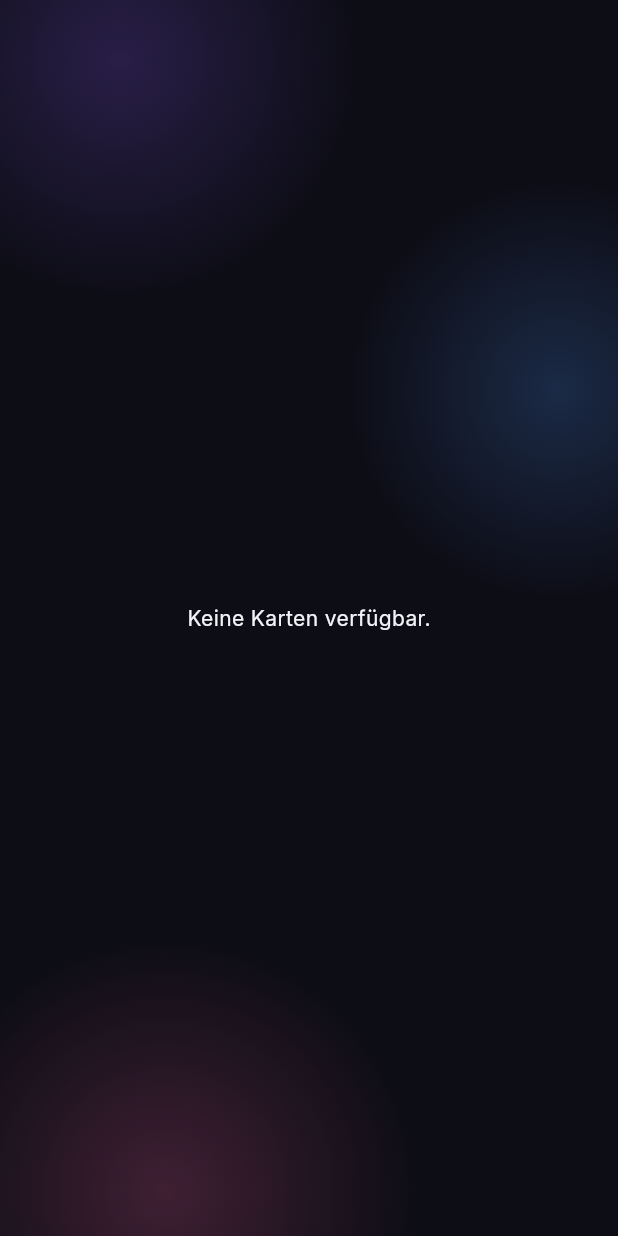
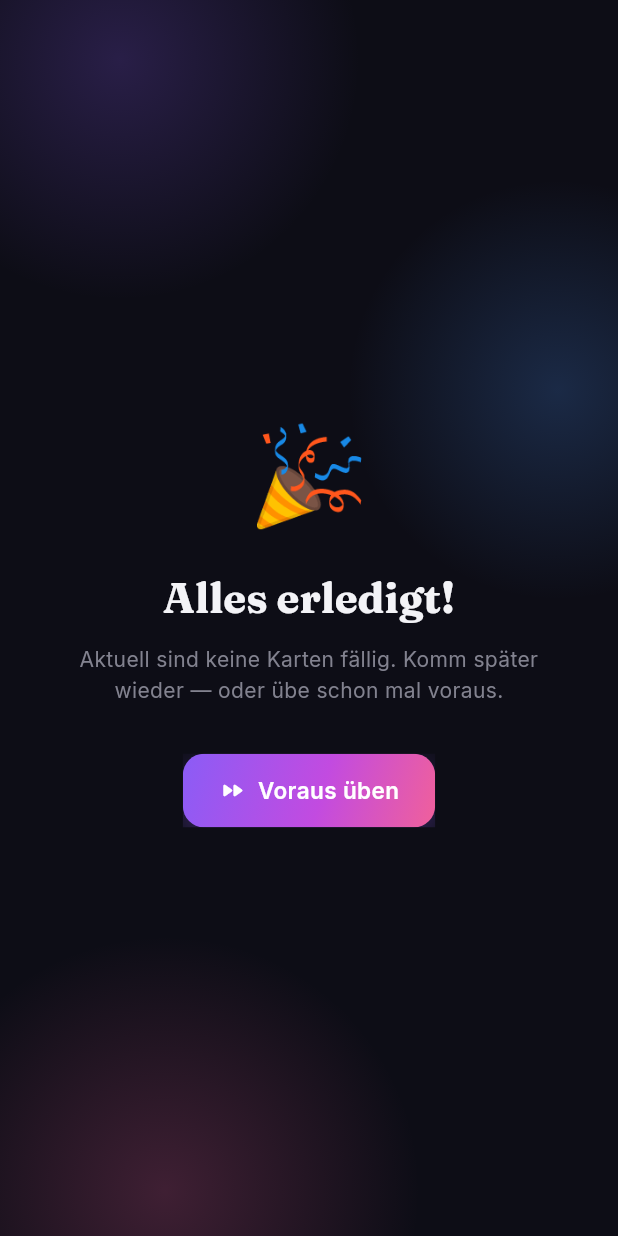
Before and after one commit to tounsii007/dialekt-lernen, a Flutter app: the LernenScreen widget shown alone on an empty page, opened directly, on a phone screen of 412 x 824 dp. Run offline on Flutter 3.47's test engine with Material 3 defaults, Android fonts, the phone set to English and light mode, and no system bars; our stand-ins replace flutter_native_splash, flutter_tts, google_fonts, shared_preferences; accounts and stored records are empty.

Commit message:
feat(mobile): spaced-repetition learning (SM-2)
Port the web SM-2 algorithm (js/store/srs.js) to a persistent SrsStore:
per-card easiness factor, reps, interval, due date and lapses, saved as JSON
via shared_preferences. Rework the Lernen tab into a real review session —
due cards first (then new), flip to reveal, then rate Schwer/Mittel/Leicht
which schedules the next review; a summary shows progress and remaining due
count with a "study ahead" option when nothing is due.

Adds 9 SM-2 unit tests (interval progression, lapse reset, EF clamp/drift,
persistence, due/learned counts). flutter analyze clean; 55 tests pass.

Co-Authored-By: Claude Opus 4.7 <noreply@anthropic.com>

```diff
--- /dev/null
+++ b/mobile/lib/data/srs_store.dart
@@ -0,0 +1,163 @@
+import 'dart:convert';
+import 'dart:math' as math;
+
+import 'package:flutter/foundation.dart';
+import 'package:shared_preferences/shared_preferences.dart';
+
+/// SM-2 Spaced-Repetition pro Karte — portiert von js/store/srs.js.
+/// Persistiert als JSON-Map { "dialektId.ausdruckId": {ef,reps,interval,due,lapses,last} }.
+
+const int ratingHard = 1;
+const int ratingMed = 2;
+const int ratingEasy = 3;
+
+class CardSrs {
+  CardSrs({
+    required this.ef,
+    required this.reps,
+    required this.interval,
+    required this.due,
+    required this.lapses,
+    required this.last,
+  });
+
+  double ef;
+  int reps;
+  int interval; // Tage
+  int due; // Epoch-ms des nächsten Reviews
+  int lapses;
+  int last;
+
+  Map<String, dynamic> toJson() => {
+        'ef': ef,
+        'reps': reps,
+        'interval': interval,
+        'due': due,
+        'lapses': lapses,
+        'last': last,
+      };
+
+  factory CardSrs.fromJson(Map<String, dynamic> j) => CardSrs(
+        ef: (j['ef'] as num?)?.toDouble() ?? SrsStore.initEf,
+        reps: (j['reps'] as num?)?.toInt() ?? 0,
+        interval: (j['interval'] as num?)?.toInt() ?? 0,
+        due: (j['due'] as num?)?.toInt() ?? 0,
+        lapses: (j['lapses'] as num?)?.toInt() ?? 0,
+        last: (j['last'] as num?)?.toInt() ?? 0,
+      );
+}
+
+class SrsStore extends ChangeNotifier {
+  SrsStore._();
+  static final SrsStore instance = SrsStore._();
+
+  static const String _prefsKey = 'dialekto.srs';
+  static const double initEf = 2.5;
+  static const double minEf = 1.3;
+  static const int dayMs = 86400000;
+
+  final Map<String, CardSrs> _cards = {};
+  bool _loaded = false;
+
+  bool get isLoaded => _loaded;
+  int get learnedCount => _cards.values.where((c) => c.reps >= 1).length;
+  int get reviewedTotal => _cards.length;
+
+  CardSrs? get(String key) => _cards[key];
+
+  /// Eine Karte ist fällig, wenn sie neu ist (kein Record) oder ihr due-Datum
+  /// erreicht wurde.
+  bool isDue(String key, [int? nowMs]) {
+    final c = _cards[key];
+    if (c == null) return true;
+    return c.due <= (nowMs ?? DateTime.now().millisecondsSinceEpoch);
+  }
+
+  bool isNew(String key) => !_cards.containsKey(key);
+
+  int dueCount(Iterable<String> keys) {
+    final now = DateTime.now().millisecondsSinceEpoch;
+    return keys.where((k) => isDue(k, now)).length;
+  }
+
+  Future<void> load() async {
+    if (_loaded) return;
+    final prefs = await SharedPreferences.getInstance();
+    final raw = prefs.getString(_prefsKey);
+    if (raw != null && raw.isNotEmpty) {
+      try {
+        final map = json.decode(raw) as Map<String, dynamic>;
+        _cards.clear();
+        map.forEach((k, v) {
+          _cards[k] = CardSrs.fromJson(v as Map<String, dynamic>);
+        });
+      } catch (_) {
+        // Korrupte Daten ignorieren — Lernstand startet leer.
+      }
+    }
+    _loaded = true;
+    notifyListeners();
+  }
+
+  static int _quality(int rating) => switch (rating) {
+        ratingEasy => 5,
+        ratingMed => 3,
+        _ => 2,
+      };
+
+  /// Wendet SM-2 an, plant die nächste Fälligkeit und persistiert.
+  Future<CardSrs> review(String key, int rating) async {
+    final q = _quality(rating);
+    final prev = _cards[key] ??
+        CardSrs(ef: initEf, reps: 0, interval: 0, due: 0, lapses: 0, last: 0);
+
+    var ef = prev.ef;
+    var reps = prev.reps;
+    var interval = prev.interval;
+    var lapses = prev.lapses;
+
+    if (q < 3) {
+      reps = 0;
+      interval = 1;
+      lapses += 1;
+    } else {
+      reps += 1;
+      if (reps == 1) {
+        interval = 1;
+      } else if (reps == 2) {
+        interval = 6;
+      } else {
+        interval = math.max(1, (interval * ef).round());
+      }
+    }
+    ef = ef + (0.1 - (5 - q) * (0.08 + (5 - q) * 0.02));
+    if (ef < minEf) ef = minEf;
+
+    final now = DateTime.now().millisecondsSinceEpoch;
+    final record = CardSrs(
+      ef: double.parse(ef.toStringAsFixed(3)),
+      reps: reps,
+      interval: interval,
+      due: now + interval * dayMs,
+      lapses: lapses,
+      last: now,
+    );
+    _cards[key] = record;
+    notifyListeners();
+    await _persist();
+    return record;
+  }
+
+  Future<void> _persist() async {
+    final prefs = await SharedPreferences.getInstance();
+    final map = <String, dynamic>{};
+    _cards.forEach((k, v) => map[k] = v.toJson());
+    await prefs.setString(_prefsKey, json.encode(map));
+  }
+
+  @visibleForTesting
+  void debugReset() {
+    _cards.clear();
+    _loaded = false;
+  }
+}
--- a/mobile/lib/screens/lernen_screen.dart
+++ b/mobile/lib/screens/lernen_screen.dart
@@ -4,10 +4,15 @@ import 'package:flutter/material.dart';
 
 import '../data/models.dart';
 import '../data/repository.dart';
+import '../data/srs_store.dart';
 import '../theme/app_theme.dart';
 import '../widgets/aurora_background.dart';
 import '../widgets/gradient_button.dart';
 import '../widgets/speak_button.dart';
+
+const int _kSessionSize = 20;
+
+typedef _Card = ({Dialekt dialekt, Ausdruck ausdruck, String key});
 
 class LernenScreen extends StatefulWidget {
   const LernenScreen({super.key});
@@ -19,9 +24,12 @@ class LernenScreen extends StatefulWidget {
 class _LernenScreenState extends State<LernenScreen>
     with SingleTickerProviderStateMixin {
   late final AnimationController _flip;
-  late final List<({Dialekt dialekt, Ausdruck ausdruck})> _cards;
+  List<_Card> _session = [];
   int _index = 0;
   bool _showBack = false;
+  bool _finished = false;
+  bool _studyAhead = false;
+  final Map<int, int> _ratings = {}; // rating -> count
 
   @override
   void initState() {
@@ -30,17 +38,49 @@ class _LernenScreenState extends State<LernenScreen>
       vsync: this,
       duration: const Duration(milliseconds: 420),
     );
-    final all = List<({Dialekt dialekt, Ausdruck ausdruck})>.from(
-      DialektRepository.instance.alleMitDialekt,
-    );
-    all.shuffle(math.Random());
-    _cards = all.take(30).toList();
+    _buildSession();
   }
 
   @override
   void dispose() {
     _flip.dispose();
     super.dispose();
+  }
+
+  void _buildSession({bool studyAhead = false}) {
+    final srs = SrsStore.instance;
+    final now = DateTime.now().millisecondsSinceEpoch;
+    final all = <_Card>[
+      for (final p in DialektRepository.instance.alleMitDialekt)
+        (
+          dialekt: p.dialekt,
+          ausdruck: p.ausdruck,
+          key: '${p.dialekt.id}.${p.ausdruck.id}',
+        ),
+    ];
+
+    List<_Card> pool;
+    if (studyAhead) {
+      pool = List.of(all)..shuffle(math.Random());
+    } else {
+      // Fällige zuerst (nach due sortiert), dann neue Karten.
+      final due = all.where((c) => !srs.isNew(c.key) && srs.isDue(c.key, now)).toList()
+        ..sort((a, b) =>
+            (srs.get(a.key)?.due ?? 0).compareTo(srs.get(b.key)?.due ?? 0));
+      final fresh = all.where((c) => srs.isNew(c.key)).toList()
+        ..shuffle(math.Random());
+      pool = [...due, ...fresh];
+    }
+
+    setState(() {
+      _session = pool.take(_kSessionSize).toList();
+      _index = 0;
+      _showBack = false;
+      _finished = _session.isEmpty;
+      _studyAhead = studyAhead;
+      _ratings.clear();
+    });
+    _flip.reset();
   }
 
   void _toggle() {
@@ -52,31 +92,38 @@ class _LernenScreenState extends State<LernenScreen>
     }
   }
 
-  void _next() {
-    if (_cards.isEmpty) return;
+  Future<void> _rate(int rating) async {
+    final card = _session[_index];
+    await SrsStore.instance.review(card.key, rating);
+    _ratings.update(rating, (v) => v + 1, ifAbsent: () => 1);
+    if (_index + 1 >= _session.length) {
+      setState(() => _finished = true);
+      return;
+    }
     setState(() {
-      _index = (_index + 1) % _cards.length;
+      _index++;
       _showBack = false;
     });
-    _flip.reverse();
+    _flip.reset();
   }
 
   @override
   Widget build(BuildContext context) {
-    final surfaces = AppSurfaces.of(context);
-
-    if (_cards.isEmpty) {
-      return const AuroraBackground(
-        child: Center(child: Text('Keine Karten verfügbar.')),
+    if (_finished) {
+      return AuroraBackground(
+        child: SafeArea(child: _buildSummary(context)),
+      );
+    }
+    return AuroraBackground(
+      child: SafeArea(bottom: false, child: _buildSessionView(context)),
     );
   }
 
-    final card = _cards[_index];
+  Widget _buildSessionView(BuildContext context) {
+    final surfaces = AppSurfaces.of(context);
+    final card = _session[_index];
 
-    return AuroraBackground(
-      child: SafeArea(
-        bottom: false,
-        child: Padding(
+    return Padding(
       padding: const EdgeInsets.fromLTRB(
         AppSpacing.x5,
         AppSpacing.x5,
@@ -87,20 +134,30 @@ class _LernenScreenState extends State<LernenScreen>
         children: [
           Row(
             children: [
-                  Text('🃏 Karteikarten',
+              Text('🃏 Lernen',
                   style: Theme.of(context).textTheme.headlineMedium
                       ?.copyWith(fontSize: 24)),
               const Spacer(),
               SpeakButton(
                 text: card.ausdruck.ausdruck,
                 lang: card.dialekt.lang,
-                    size: 22,
               ),
-                  Text('${_index + 1} / ${_cards.length}',
+              Text('${_index + 1} / ${_session.length}',
                   style: TextStyle(color: surfaces.textMuted)),
             ],
           ),
-              const SizedBox(height: AppSpacing.x5),
+          const SizedBox(height: AppSpacing.x3),
+          Row(
+            children: [
+              Text(card.dialekt.flag, style: const TextStyle(fontSize: 16)),
+              const SizedBox(width: 6),
+              Text(
+                _studyAhead ? '${card.dialekt.name} · Üben' : card.dialekt.name,
+                style: TextStyle(color: card.dialekt.color, fontSize: 13),
+              ),
+            ],
+          ),
+          const SizedBox(height: AppSpacing.x4),
           Expanded(
             child: Center(
               child: GestureDetector(
@@ -140,30 +197,122 @@ class _LernenScreenState extends State<LernenScreen>
               ),
             ),
           ),
-              const SizedBox(height: AppSpacing.x5),
+          const SizedBox(height: AppSpacing.x4),
+          if (!_showBack)
+            GradientButton(
+              label: 'Aufdecken',
+              icon: Icons.visibility_rounded,
+              expand: true,
+              onPressed: _toggle,
+            )
+          else
             Row(
               children: [
-                  Expanded(
-                    child: GradientButton(
-                      label: _showBack ? 'Umdrehen' : 'Aufdecken',
-                      variant: BtnVariant.secondary,
-                      icon: Icons.flip_rounded,
-                      expand: true,
-                      onPressed: _toggle,
+                _RateButton(
+                  label: 'Schwer',
+                  color: AppColors.danger,
+                  onTap: () => _rate(ratingHard),
                 ),
+                const SizedBox(width: AppSpacing.x2),
+                _RateButton(
+                  label: 'Mittel',
+                  color: AppColors.warning,
+                  onTap: () => _rate(ratingMed),
                 ),
-                  const SizedBox(width: AppSpacing.x3),
-                  Expanded(
-                    child: GradientButton(
-                      label: 'Weiter',
-                      icon: Icons.arrow_forward_rounded,
-                      expand: true,
-                      onPressed: _next,
-                    ),
+                const SizedBox(width: AppSpacing.x2),
+                _RateButton(
+                  label: 'Leicht',
+                  color: AppColors.success,
+                  onTap: () => _rate(ratingEasy),
                 ),
               ],
             ),
         ],
+      ),
+    );
+  }
+
+  Widget _buildSummary(BuildContext context) {
+    final surfaces = AppSurfaces.of(context);
+    final reviewed = _ratings.values.fold(0, (a, b) => a + b);
+    final srs = SrsStore.instance;
+    final remainingDue = srs.dueCount(
+      DialektRepository.instance.alleMitDialekt
+          .map((p) => '${p.dialekt.id}.${p.ausdruck.id}'),
+    );
+
+    return Center(
+      child: Padding(
+        padding: const EdgeInsets.all(AppSpacing.x6),
+        child: Column(
+          mainAxisSize: MainAxisSize.min,
+          children: [
+            Text(reviewed == 0 ? '🎉' : '✅',
+                style: const TextStyle(fontSize: 64)),
+            const SizedBox(height: AppSpacing.x4),
+            Text(
+              reviewed == 0 ? 'Alles erledigt!' : 'Session geschafft',
+              style: Theme.of(context).textTheme.headlineMedium,
+            ),
+            const SizedBox(height: AppSpacing.x3),
+            Text(
+              reviewed == 0
+                  ? 'Aktuell sind keine Karten fällig. Komm später wieder — oder übe schon mal voraus.'
+                  : '$reviewed Karten gelernt · noch $remainingDue fällig',
+              textAlign: TextAlign.center,
+              style: TextStyle(color: surfaces.textMuted, height: 1.5),
+            ),
+            const SizedBox(height: AppSpacing.x6),
+            if (remainingDue > 0)
+              GradientButton(
+                label: 'Weiter lernen',
+                icon: Icons.play_arrow_rounded,
+                onPressed: () => _buildSession(),
+              )
+            else
+              GradientButton(
+                label: 'Voraus üben',
+                icon: Icons.fast_forward_rounded,
+                onPressed: () => _buildSession(studyAhead: true),
+              ),
+          ],
+        ),
+      ),
+    );
+  }
+}
+
+class _RateButton extends StatelessWidget {
+  const _RateButton({
+    required this.label,
+    required this.color,
+    required this.onTap,
+  });
+
+  final String label;
+  final Color color;
+  final VoidCallback onTap;
+
+  @override
+  Widget build(BuildContext context) {
+    return Expanded(
+      child: Material(
+        color: Colors.transparent,
+        child: InkWell(
+          borderRadius: BorderRadius.circular(AppRadii.md),
+          onTap: onTap,
+          child: Container(
+            padding: const EdgeInsets.symmetric(vertical: AppSpacing.x4),
+            alignment: Alignment.center,
+            decoration: BoxDecoration(
+              color: color.withValues(alpha: 0.14),
+              borderRadius: BorderRadius.circular(AppRadii.md),
+              border: Border.all(color: color.withValues(alpha: 0.6)),
+            ),
+            child: Text(
+              label,
+              style: TextStyle(color: color, fontWeight: FontWeight.w600),
+            ),
           ),
         ),
       ),
@@ -189,7 +338,7 @@ class _CardFace extends StatelessWidget {
     final surfaces = AppSurfaces.of(context);
     return Container(
       width: double.infinity,
-      constraints: const BoxConstraints(minHeight: 280, maxHeight: 420),
+      constraints: const BoxConstraints(minHeight: 260, maxHeight: 420),
       padding: const EdgeInsets.all(AppSpacing.x6),
       decoration: BoxDecoration(
         color: surfaces.surface.withValues(alpha: 0.85),
@@ -207,8 +356,7 @@ class _CardFace extends StatelessWidget {
         mainAxisAlignment: MainAxisAlignment.center,
         children: [
           Container(
-            padding:
-                const EdgeInsets.symmetric(horizontal: 12, vertical: 5),
+            padding: const EdgeInsets.symmetric(horizontal: 12, vertical: 5),
             decoration: BoxDecoration(
               color: accent.withValues(alpha: 0.16),
               borderRadius: BorderRadius.circular(AppRadii.pill),
@@ -223,6 +371,11 @@ class _CardFace extends StatelessWidget {
             ),
           ),
           const SizedBox(height: AppSpacing.x5),
+          Flexible(
+            child: SingleChildScrollView(
+              child: Column(
+                mainAxisSize: MainAxisSize.min,
+                children: [
                   Text(
                     title,
                     textAlign: TextAlign.center,
@@ -245,6 +398,10 @@ class _CardFace extends StatelessWidget {
                   ],
                 ],
               ),
+            ),
+          ),
+        ],
+      ),
     );
   }
 }
--- a/mobile/lib/screens/splash_screen.dart
+++ b/mobile/lib/screens/splash_screen.dart
@@ -4,6 +4,7 @@ import 'package:google_fonts/google_fonts.dart';
 
 import '../data/favorites_store.dart';
 import '../data/repository.dart';
+import '../data/srs_store.dart';
 import '../state/settings_controller.dart';
 import '../theme/app_theme.dart';
 import '../widgets/brand_logo.dart';
@@ -61,6 +62,7 @@ class _SplashScreenState extends State<SplashScreen>
       await SettingsController.instance.load();
       await DialektRepository.instance.load();
       await FavoritesStore.instance.load();
+      await SrsStore.instance.load();
     } catch (_) {
       // Daten konnten nicht geladen werden — App startet trotzdem.
     }
```
Also changed, not shown: 1 other file. Lines whose indentation alone changed are shown as unchanged.
